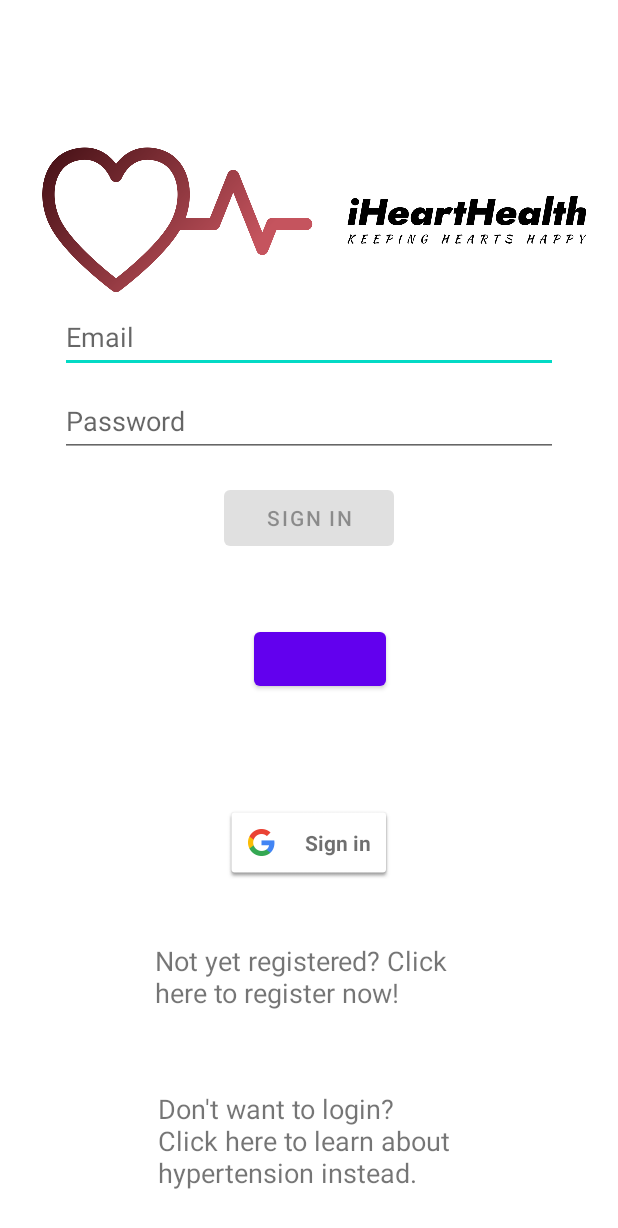
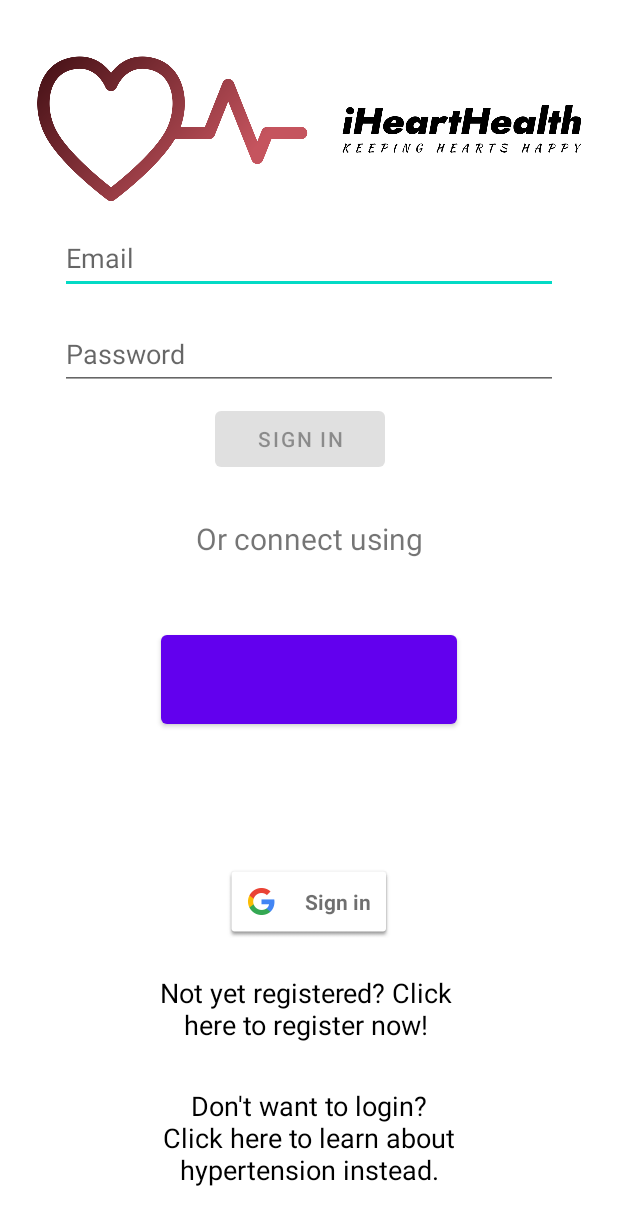
Before and after one commit to nicole-berty/iHeartHealth, an Android app: the screen it shows after launch (LoginActivity), on a phone screen of 412 x 824 dp. Shown: the top 1228 px of the screen. Run offline under Robolectric (Android 15) with nearby library versions, the phone set to English and light mode, and no system bars; our stand-ins replace Firebase (no records; nobody signed in at launch, a user with empty details on screens opened directly); libraries missing offline, so code that uses them is left out: com.facebook, com.facebook.appevents, com.facebook.login, com.firebase.ui; plain views replace LoginButton; 5 statements that could not run were skipped.

```diff
--- /dev/null
+++ b/app/src/main/res/color/textview_selector.xml
@@ -0,0 +1,6 @@
+<?xml version="1.0" encoding="utf-8"?>
+<selector xmlns:android="http://schemas.android.com/apk/res/android">
+    <item android:state_pressed="true" android:color="#c76416"/>
+    <item android:state_focused="true" android:color="#de4343"/>
+    <item android:color="#ff000000"/>
+</selector>
--- a/app/src/main/res/layout/fragment_hypertension_info.xml
+++ b/app/src/main/res/layout/fragment_dialog.xml
@@ -3,7 +3,7 @@
     xmlns:tools="http://schemas.android.com/tools"
     android:layout_width="match_parent"
     android:layout_height="match_parent"
-    tools:context=".HypertensionInfo">
+    tools:context=".AlertDialogFragment">
 
     <!-- TODO: Update blank fragment layout -->
     <TextView
--- a/app/src/main/res/layout/fragment_login.xml
+++ b/app/src/main/res/layout/fragment_login.xml
@@ -11,19 +11,31 @@
     android:paddingBottom="@dimen/fragment_vertical_margin"
     tools:context=".ui.login.LoginFragment">
 
+    <TextView
+        android:id="@+id/or_text"
+        android:layout_width="185dp"
+        android:layout_height="33dp"
+        android:layout_marginTop="28dp"
+        android:text="Or connect using"
+        android:textAlignment="center"
+        android:textSize="20sp"
+        app:layout_constraintBottom_toTopOf="@+id/google_sign_in_button"
+        app:layout_constraintEnd_toEndOf="parent"
+        app:layout_constraintStart_toStartOf="parent"
+        app:layout_constraintTop_toBottomOf="@+id/login"
+        app:layout_constraintVertical_bias="0.0" />
+
     <EditText
         android:id="@+id/username"
         android:layout_width="0dp"
         android:layout_height="wrap_content"
         android:layout_marginStart="24dp"
-        android:layout_marginTop="144dp"
+        android:layout_marginTop="132dp"
         android:layout_marginEnd="24dp"
-        android:layout_marginBottom="437dp"
         android:hint="@string/prompt_email"
         android:inputType="textEmailAddress"
         android:minHeight="48dp"
         android:selectAllOnFocus="true"
-        app:layout_constraintBottom_toTopOf="@+id/textView3"
         app:layout_constraintEnd_toEndOf="parent"
         app:layout_constraintStart_toStartOf="parent"
         app:layout_constraintTop_toTopOf="parent" />
@@ -33,7 +45,7 @@
         android:layout_width="0dp"
         android:layout_height="wrap_content"
         android:layout_marginStart="24dp"
-        android:layout_marginTop="8dp"
+        android:layout_marginTop="16dp"
         android:layout_marginEnd="24dp"
         android:hint="@string/prompt_password"
         android:imeActionLabel="@string/action_sign_in"
@@ -51,11 +63,12 @@
         android:layout_height="49dp"
         android:layout_gravity="start"
         android:layout_marginStart="48dp"
-        android:layout_marginTop="16dp"
+        android:layout_marginTop="8dp"
         android:layout_marginEnd="48dp"
         android:enabled="false"
         android:text="@string/action_sign_in"
         app:layout_constraintEnd_toEndOf="parent"
+        app:layout_constraintHorizontal_bias="0.465"
         app:layout_constraintStart_toStartOf="parent"
         app:layout_constraintTop_toBottomOf="@+id/password" />
 
@@ -79,19 +92,25 @@
         android:id="@+id/register"
         android:layout_width="205dp"
         android:layout_height="51dp"
-        android:layout_marginBottom="47dp"
+        android:layout_marginBottom="24dp"
         android:text="Not yet registered? Click here to register now!"
+        android:textAlignment="center"
+        android:textColor="@color/textview_selector"
         android:textSize="18sp"
-        app:layout_constraintBottom_toTopOf="@+id/textView3"
+        app:layout_constraintBottom_toTopOf="@+id/infoButton"
         app:layout_constraintEnd_toEndOf="parent"
-        app:layout_constraintStart_toStartOf="parent" />
+        app:layout_constraintHorizontal_bias="0.49"
+        app:layout_constraintStart_toStartOf="parent">
+    </TextView>
 
     <TextView
-        android:id="@+id/textView3"
+        android:id="@+id/infoButton"
         android:layout_width="201dp"
         android:layout_height="0dp"
-        android:layout_marginBottom="14dp"
+        android:layout_marginBottom="16dp"
         android:text="Don't want to login? Click here to learn about hypertension instead."
+        android:textAlignment="center"
+        android:textColor="@color/textview_selector"
         android:textSize="18sp"
         app:layout_constraintBottom_toBottomOf="parent"
         app:layout_constraintEnd_toEndOf="parent"
@@ -101,34 +120,33 @@
         android:id="@+id/imageView4"
         android:layout_width="372dp"
         android:layout_height="109dp"
+        android:layout_marginBottom="8dp"
         android:src="@drawable/ihh_logo"
         app:layout_constraintBottom_toTopOf="@+id/username"
         app:layout_constraintEnd_toEndOf="parent"
-        app:layout_constraintHorizontal_bias="1.0"
+        app:layout_constraintHorizontal_bias="0.589"
         app:layout_constraintStart_toStartOf="parent" />
 
     <com.facebook.login.widget.LoginButton
-        android:id="@+id/login_button"
-        android:layout_width="wrap_content"
-        android:layout_height="wrap_content"
+        android:id="@+id/fb_login_button"
+        android:layout_width="197dp"
+        android:layout_height="71dp"
         android:layout_gravity="center_horizontal"
-        android:layout_marginBottom="60dp"
         android:minHeight="48dp"
-        app:layout_constraintBottom_toTopOf="@+id/register"
+        app:layout_constraintBottom_toTopOf="@+id/google_sign_in_button"
         app:layout_constraintEnd_toEndOf="parent"
-        app:layout_constraintHorizontal_bias="0.525"
         app:layout_constraintStart_toStartOf="parent"
-        app:layout_constraintTop_toBottomOf="@+id/login"
-        app:layout_constraintVertical_bias="0.304" />
+        app:layout_constraintTop_toBottomOf="@+id/or_text"
+        app:layout_constraintVertical_bias="0.306"
+        tools:ignore="TouchTargetSizeCheck" />
 
     <com.google.android.gms.common.SignInButton
         android:id="@+id/google_sign_in_button"
         android:layout_width="wrap_content"
         android:layout_height="wrap_content"
-        android:layout_marginTop="32dp"
+        android:layout_marginBottom="24dp"
         app:layout_constraintBottom_toTopOf="@+id/register"
         app:layout_constraintEnd_toEndOf="parent"
-        app:layout_constraintStart_toStartOf="parent"
-        app:layout_constraintTop_toBottomOf="@+id/login_button" />
+        app:layout_constraintStart_toStartOf="parent" />
 
 </androidx.constraintlayout.widget.ConstraintLayout>
```
Also changed, not shown: app/src/main/AndroidManifest.xml (+11 -2 lines), app/src/main/java/ie/ul/ihearthealth/AlertDialogFragment.java (added, +79 -0 lines), app/src/main/java/ie/ul/ihearthealth/HypertensionInfo.java (+36 -50 lines), app/src/main/java/ie/ul/ihearthealth/MainActivity.java (+15 -3 lines), app/src/main/java/ie/ul/ihearthealth/ui/login/LoginFragment.java (+15 -15 lines), app/src/main/res/layout/activity_hypertension_info.xml (added, +40 -0 lines), app/src/main/res/layout/dialog_signin.xml (added, +33 -0 lines), app/src/main/res/menu/activity_main_drawer.xml (+13 -1 lines), app/src/main/res/navigation/mobile_navigation.xml (+6 -1 lines), app/src/main/res/values/arrays.xml (added, +12 -0 lines), app/src/main/res/values/strings.xml (+16 -0 lines), app/src/main/res/xml/root_preferences.xml (added, +65 -0 lines).
